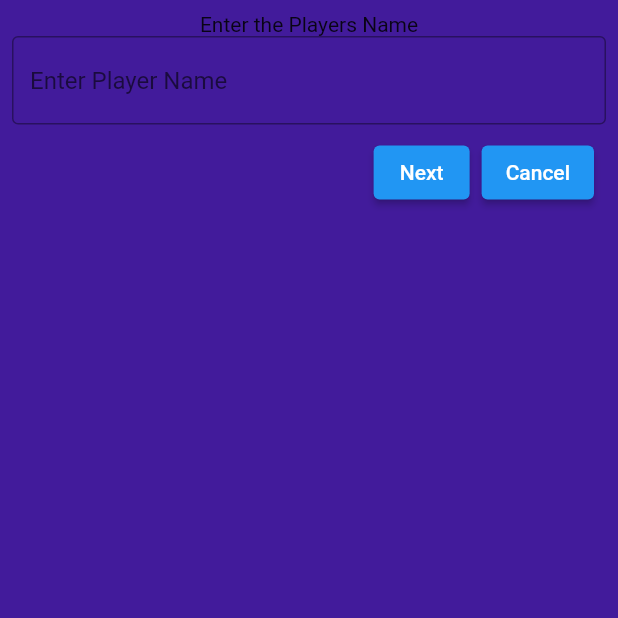
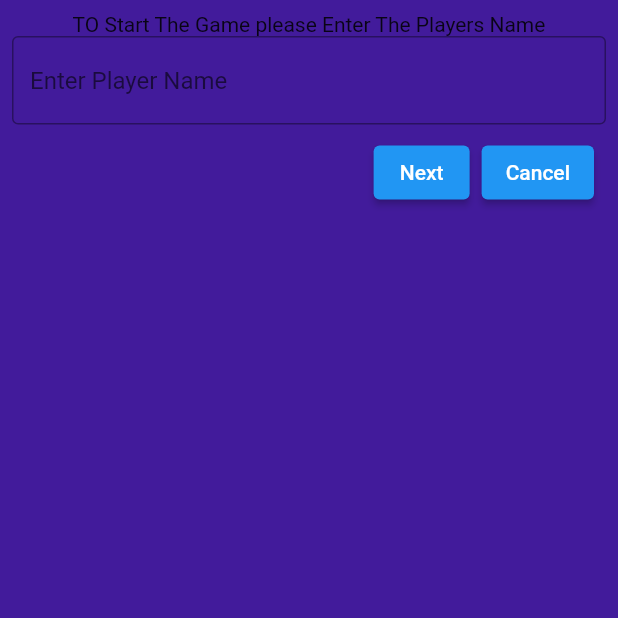
Before and after one commit to SamaRostom/Mobile-Project, a Flutter app: the PName screen opened by its route, on a phone screen of 412 x 824 dp, the top half of it. Run offline on Flutter 3.47's test engine with Material 2 defaults, Android fonts, the phone set to English and light mode, and no system bars; our stand-ins replace google_fonts.

Commit message:
Update PNames.dart

```diff
--- a/Hangtoe/lib/PNames.dart
+++ b/Hangtoe/lib/PNames.dart
@@ -18,7 +18,7 @@ class _PNameState extends State<PName> {
           padding: const EdgeInsets.all(8),
           children: [
             const Text(
-              'Enter the Players Name',
+              'TO Start The Game please Enter The Players Name',
               textAlign: TextAlign.center,
             ),
             Data.player == 2
@@ -52,13 +52,13 @@ class _PNameState extends State<PName> {
                             onPressed: () {
                               Navigator.pushNamed(context, '/gamehome');
                             },
-                            child: Text('Play'),
+                            child: const Text('Play'),
                           ),
                           ElevatedButton(
                             onPressed: () {
                               Navigator.pop(context);
                             },
-                            child: Text('Cancel'),
+                            child: const Text('Cancel'),
                           )
                         ],
                       )
```
